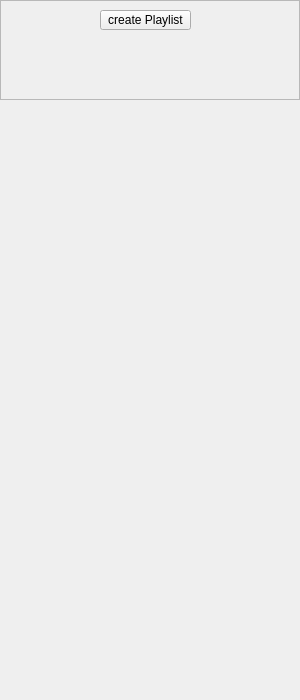
Above: src/bars/sidebar/sidebar.ui from Nmstr/Auralium before the change. Below: the same form after it.
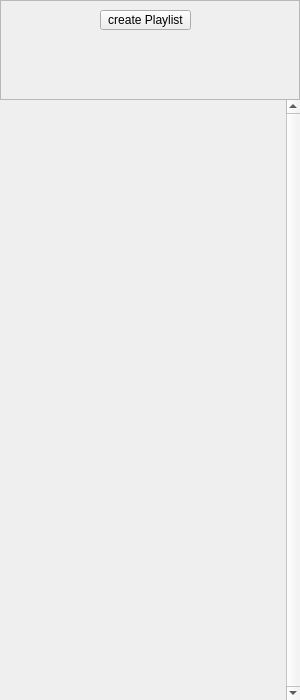
That is the form after the change.

The edit to the form file:
```diff
--- a/src/bars/sidebar/sidebar.ui
+++ b/src/bars/sidebar/sidebar.ui
@@ -105,6 +105,9 @@
         <property name="frameShape">
          <enum>QFrame::NoFrame</enum>
         </property>
+        <property name="verticalScrollBarPolicy">
+         <enum>Qt::ScrollBarAlwaysOn</enum>
+        </property>
         <property name="widgetResizable">
          <bool>true</bool>
         </property>
@@ -113,7 +116,7 @@
           <rect>
            <x>0</x>
            <y>0</y>
-           <width>300</width>
+           <width>286</width>
            <height>600</height>
           </rect>
          </property>
```
